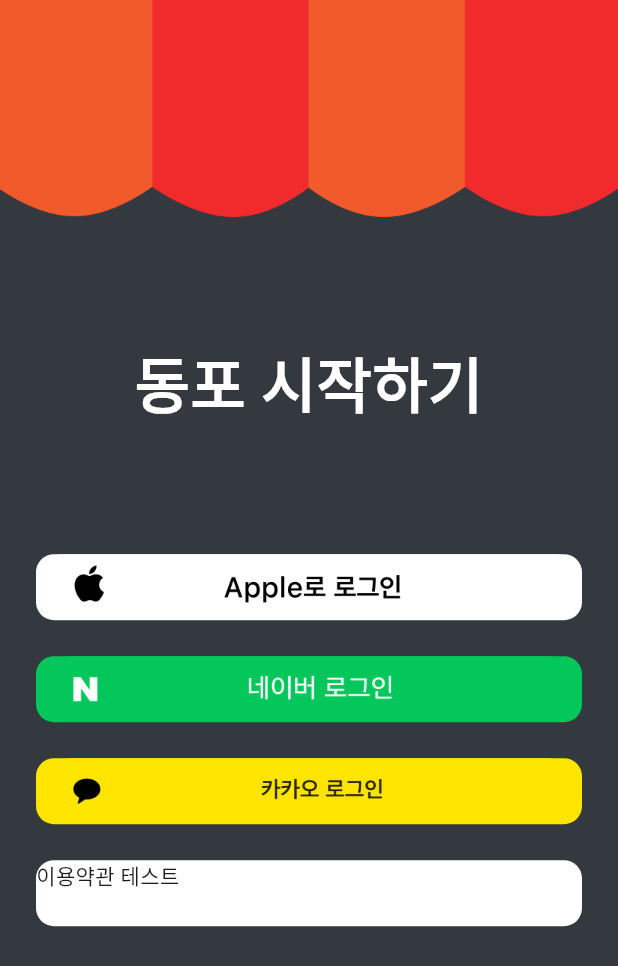
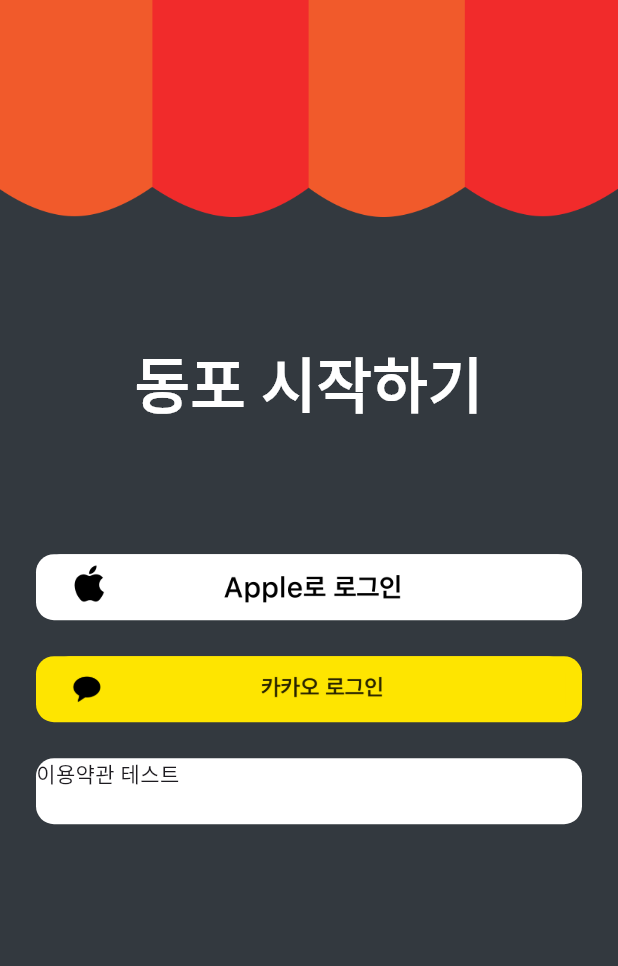
Before and after one commit to Dongpo-App/Dongpo-FE, a Flutter app: the screen it shows after launch, on a phone screen of 412 x 824 dp. Shown: the top 966 px of the screen. Run offline on Flutter 3.47's test engine with Material 3 defaults, Android fonts, the light colour scheme and no system bars; our stand-ins replace dio, flutter_datetime_picker_plus, flutter_native_splash, flutter_rating_bar, flutter_secure_storage, fluttertoast and 6 more; missing offline and left inert: flutter_naver_login, flutter_naver_map, kakao_flutter_sdk_user; accounts and stored records are empty; Roboto replaces fonts that are missing (Chosun, Pretendard).

Commit message:
네이버 로그인, 로그아웃 삭제

```diff
--- a/flutter_native_splash.yaml
+++ b/flutter_native_splash.yaml
@@ -54,10 +54,8 @@
   # 640 pixels in diameter.
   # App icons without an icons background: This should be 1152×1152 pixels, and fit within a circle
   # 768 pixels in diameter.
-    image: assets/images/splash_image.png
 
   # Splash screen background color.
-    color: "#33393F"
 
   # App icons background color.
   #icon_background_color: "#111111"
--- a/lib/screens/add_store_page/add_detail_page.dart
+++ b/lib/screens/add_store_page/add_detail_page.dart
@@ -52,6 +52,9 @@
   late List<bool> _isToilets; // 선택됐는지 true false
   int _toiletIndex = 1; // 0 있음, 1 없음
   final List<String> _toilet = ["있음", "없음"]; // 요소
+
+  // 등록 상태 변수
+  bool isAddCehck = false;
 
   @override
   void initState() {
--- a/lib/screens/community/community.dart
+++ b/lib/screens/community/community.dart
@@ -79,9 +79,6 @@
       recommendMessage = recommendResponse.recommendationCategory;
       isLoading = false;
     });
-    logger.d("recommend response : $recommendResponse");
-    logger.d("recommend stores : $recommendList");
-    logger.d("recommend message : $recommendMessage");
   }
 
   @override
--- a/lib/screens/login/apple_user_info_page.dart
+++ b/lib/screens/login/apple_user_info_page.dart
@@ -8,7 +8,7 @@
 import 'package:intl/intl.dart';
 
 import '../../widgets/bottom_navigation_bar.dart';
-import 'apple_kakao_naver_login.dart';
+import 'apple_kakao_login.dart';
 import 'login_view_model.dart';
 
 class AppleUserInfoPage extends StatefulWidget {
@@ -23,7 +23,7 @@
 }
 
 class AppleUserInfoPageState extends State<AppleUserInfoPage> {
-  final viewModel = LoginViewModel(AppleKakaoNaverLogin());
+  final viewModel = LoginViewModel(AppleKakaoLogin());
   LoginApiService loginService = LoginApiService.instance;
 
   // 이메일 컨트롤러
--- a/lib/screens/login/login.dart
+++ b/lib/screens/login/login.dart
@@ -86,42 +86,7 @@
               ),
             ),
             const SizedBox(height: 24),
-            // 소셜 로그인 - 네이버
-            Padding(
-              padding: const EdgeInsets.symmetric(horizontal: 24),
-              child: InkWell(
-                onTap: () async {
-                  ApiResponse response = await loginService.naverLogin();
-                  if (response.statusCode == 200) {
-                    if (mounted) {
-                      Navigator.pushReplacement(
-                          context,
-                          MaterialPageRoute(
-                              builder: (context) => const MyAppPage()));
-                    }
-                  } else if (response.statusCode == 409) {
-                    httpStatusCode409();
-                  }
-                },
-                child: Container(
-                  height: 44,
-                  width: double.infinity,
-                  decoration: BoxDecoration(
-                    color: const Color(0xFF03C75A),
-                    borderRadius: BorderRadius.circular(12.0),
-                  ),
-                  child: ClipRRect(
-                    borderRadius: BorderRadius.circular(
-                        12.0), // 이미지가 컨테이너 경계를 넘지 않도록 둥근 모서리 설정
-                    child: Image.asset(
-                      'assets/images/login_naver.png',
-                      fit: BoxFit.contain, // 이미지가 컨테이너에 맞게 조정되도록 설정
-                    ),
-                  ),
-                ),
-              ),
-            ),
-            const SizedBox(height: 24),
+
             // 소셜 로그인 - 카카오
             Padding(
               padding: const EdgeInsets.symmetric(horizontal: 24),
--- a/lib/screens/login/login_platform.dart
+++ b/lib/screens/login/login_platform.dart
@@ -1,6 +1,5 @@
 enum LoginPlatform {
   kakao,
-  naver,
   apple,
   none, // logout
 }
--- a/lib/screens/login/social_login.dart
+++ b/lib/screens/login/social_login.dart
@@ -3,8 +3,6 @@
 abstract class SocialLogin {
   Future<String?> isKakaoLogin();
 
-  Future<String?> isNaverLogin();
-
   Future<Map<String, String>?> isAppleLogin();
 
   Future<bool> isLogout(LoginPlatform loginPlatform);
--- a/lib/screens/main/main_01.dart
+++ b/lib/screens/main/main_01.dart
@@ -69,7 +69,6 @@
   //초기화
   void initState() {
     super.initState();
-
     // 애니메이션 컨트롤러 초기화 (300ms 동안 애니메이션 실행)
     _controller = AnimationController(
       duration: const Duration(milliseconds: 300),
@@ -612,6 +611,7 @@
           response.data!,
           (marker, store) {
             _onMarkerTapped(marker, store);
+            logger.d("main marker ontap : ${store.id}");
           },
         );
       } else {
--- a/lib/screens/main/main_03/05_review.dart
+++ b/lib/screens/main/main_03/05_review.dart
@@ -369,7 +369,7 @@
                 ),
               ), // 리뷰가 없을 경우 빈 컨테이너 또는 메시지를 반환
 
-          SizedBox(height: 24,),
+          const SizedBox(height: 24,),
           Container(
             margin: const EdgeInsets.symmetric(horizontal: 24),
             child: ElevatedButton(
--- a/lib/screens/my_info/info.dart
+++ b/lib/screens/my_info/info.dart
@@ -10,7 +10,7 @@
 import 'package:flutter/cupertino.dart';
 import 'package:flutter/material.dart';
 import 'package:dongpo_test/main.dart';
-import 'package:dongpo_test/screens/login/apple_kakao_naver_login.dart';
+import 'package:dongpo_test/screens/login/apple_kakao_login.dart';
 import 'package:dongpo_test/screens/login/login.dart';
 import 'package:dongpo_test/screens/login/login_view_model.dart';
 import 'package:flutter_naver_map/flutter_naver_map.dart';
@@ -34,7 +34,7 @@
   late TextEditingController nicknameController;
 
   // 로그아웃 관련
-  final loginViewModel = LoginViewModel(AppleKakaoNaverLogin());
+  final loginViewModel = LoginViewModel(AppleKakaoLogin());
   String isLogouted = "";
 
   // 사용자 정보 관련
--- a/lib/service/login_service.dart
+++ b/lib/service/login_service.dart
@@ -65,6 +65,9 @@
             statusCode: response.statusCode,
             message: "additional info required for signup",
             data: data);
+      } else if (response.statusCode == 403) {
+        return ApiResponse(
+            statusCode: response.statusCode, message: "leave member");
       } else if (response.statusCode == 409) {
         logger.w(
             "code: ${response.statusCode} body: ${decodedResponse.toString()}");
--- a/lib/widgets/map_manager.dart
+++ b/lib/widgets/map_manager.dart
@@ -56,6 +56,7 @@
       void Function(NMarker marker, StoreMarker store) listener) {
     storeList = dataList;
     try {
+      logger.d("add markers");
       const defaultMarkerSize = Size(32, 32);
 
       for (StoreMarker data in storeList) {
@@ -68,6 +69,7 @@
         marker.setSize(defaultMarkerSize);
 
         marker.setOnTapListener((overlay) {
+          logger.d("marger ontap ${overlay.info.id}");
           selectedMarker = data;
           listener(marker, data);
         });
```
Also changed, not shown: lib/screens/login/apple_kakao_login.dart (renamed from lib/screens/login/apple_kakao_naver_login.dart, +1 -27 lines), lib/screens/login/login_view_model.dart (+2 -15 lines), assets/images/splash_image.png (deleted), assets/images/splash_page.png, lib/screens/login/webView.dart (deleted).
